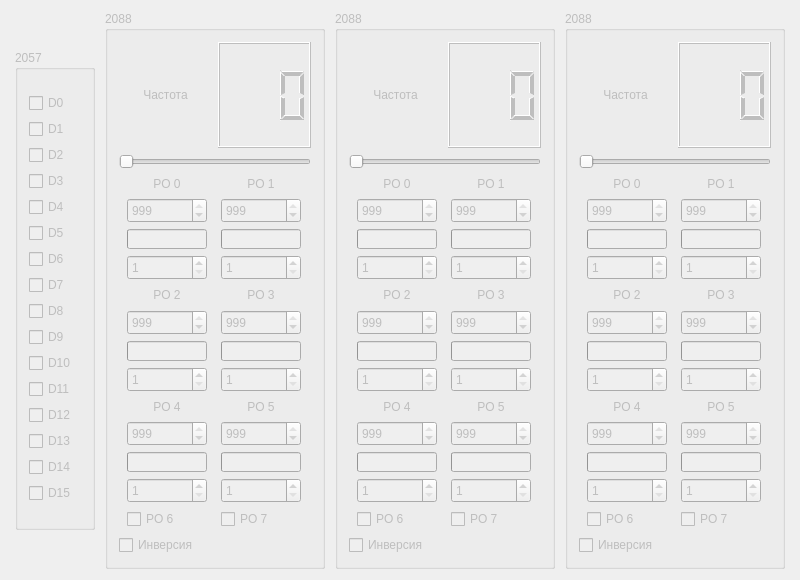
The window that Megatron-server/server.ui (sseitov/Megatron) describes before a commit, drawn with Qt 5.
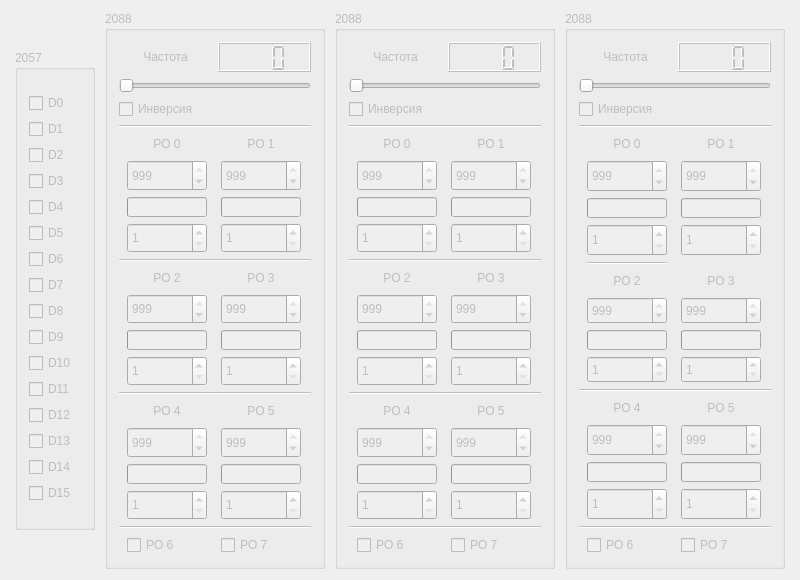
The same window after the commit.

```diff
--- a/Megatron-server/server.ui
+++ b/Megatron-server/server.ui
@@ -273,6 +273,12 @@
             <height>30</height>
            </size>
           </property>
+          <property name="maximumSize">
+           <size>
+            <width>16777215</width>
+            <height>30</height>
+           </size>
+          </property>
           <property name="digitCount">
            <number>3</number>
           </property>
@@ -287,6 +293,20 @@
         </property>
        </widget>
       </item>
+      <item>
+       <widget class="QCheckBox" name="inversion_1">
+        <property name="text">
+         <string>Инверсия</string>
+        </property>
+       </widget>
+      </item>
+      <item>
+       <widget class="Line" name="line_2">
+        <property name="orientation">
+         <enum>Qt::Horizontal</enum>
+        </property>
+       </widget>
+      </item>
       <item>
        <layout class="QGridLayout" name="gridLayout">
         <item row="0" column="0">
@@ -488,6 +508,13 @@
         </item>
        </layout>
       </item>
+      <item>
+       <widget class="Line" name="line_5">
+        <property name="orientation">
+         <enum>Qt::Horizontal</enum>
+        </property>
+       </widget>
+      </item>
       <item>
        <layout class="QGridLayout" name="gridLayout_2">
         <item row="0" column="0">
@@ -686,6 +713,13 @@
         </item>
        </layout>
       </item>
+      <item>
+       <widget class="Line" name="line_4">
+        <property name="orientation">
+         <enum>Qt::Horizontal</enum>
+        </property>
+       </widget>
+      </item>
       <item>
        <layout class="QGridLayout" name="gridLayout_3">
         <item row="0" column="0">
@@ -884,6 +918,13 @@
         </item>
        </layout>
       </item>
+      <item>
+       <widget class="Line" name="line">
+        <property name="orientation">
+         <enum>Qt::Horizontal</enum>
+        </property>
+       </widget>
+      </item>
       <item>
        <layout class="QGridLayout" name="gridLayout_4">
         <item row="0" column="0">
@@ -926,13 +967,6 @@
         </item>
        </layout>
       </item>
-      <item>
-       <widget class="QCheckBox" name="inversion_1">
-        <property name="text">
-         <string>Инверсия</string>
-        </property>
-       </widget>
-      </item>
      </layout>
     </widget>
    </item>
@@ -989,6 +1023,12 @@
             <height>30</height>
            </size>
           </property>
+          <property name="maximumSize">
+           <size>
+            <width>16777215</width>
+            <height>30</height>
+           </size>
+          </property>
           <property name="digitCount">
            <number>3</number>
           </property>
@@ -1003,6 +1043,20 @@
         </property>
        </widget>
       </item>
+      <item>
+       <widget class="QCheckBox" name="inversion_2">
+        <property name="text">
+         <string>Инверсия</string>
+        </property>
+       </widget>
+      </item>
+      <item>
+       <widget class="Line" name="line_10">
+        <property name="orientation">
+         <enum>Qt::Horizontal</enum>
+        </property>
+       </widget>
+      </item>
       <item>
        <layout class="QGridLayout" name="gridLayout_5">
         <item row="0" column="0">
@@ -1204,6 +1258,13 @@
         </item>
        </layout>
       </item>
+      <item>
+       <widget class="Line" name="line_9">
+        <property name="orientation">
+         <enum>Qt::Horizontal</enum>
+        </property>
+       </widget>
+      </item>
       <item>
        <layout class="QGridLayout" name="gridLayout_6">
         <item row="0" column="0">
@@ -1402,6 +1463,13 @@
         </item>
        </layout>
       </item>
+      <item>
+       <widget class="Line" name="line_8">
+        <property name="orientation">
+         <enum>Qt::Horizontal</enum>
+        </property>
+       </widget>
+      </item>
       <item>
        <layout class="QGridLayout" name="gridLayout_7">
         <item row="0" column="0">
@@ -1600,6 +1668,13 @@
         </item>
        </layout>
       </item>
+      <item>
+       <widget class="Line" name="line_7">
+        <property name="orientation">
+         <enum>Qt::Horizontal</enum>
+        </property>
+       </widget>
+      </item>
       <item>
        <layout class="QGridLayout" name="gridLayout_8">
         <item row="0" column="0">
@@ -1642,13 +1717,6 @@
         </item>
        </layout>
       </item>
-      <item>
-       <widget class="QCheckBox" name="inversion_2">
-        <property name="text">
-         <string>Инверсия</string>
-        </property>
-       </widget>
-      </item>
      </layout>
     </widget>
    </item>
@@ -1705,6 +1773,12 @@
             <height>30</height>
            </size>
           </property>
+          <property name="maximumSize">
+           <size>
+            <width>16777215</width>
+            <height>30</height>
+           </size>
+          </property>
           <property name="digitCount">
            <number>3</number>
           </property>
@@ -1719,6 +1793,20 @@
         </property>
        </widget>
       </item>
+      <item>
+       <widget class="QCheckBox" name="inversion_3">
+        <property name="text">
+         <string>Инверсия</string>
+        </property>
+       </widget>
+      </item>
+      <item>
+       <widget class="Line" name="line_15">
+        <property name="orientation">
+         <enum>Qt::Horizontal</enum>
+        </property>
+       </widget>
+      </item>
       <item>
        <layout class="QGridLayout" name="gridLayout_9">
         <item row="0" column="0">
@@ -1922,7 +2010,7 @@
       </item>
       <item>
        <layout class="QGridLayout" name="gridLayout_10">
-        <item row="0" column="0">
+        <item row="1" column="0">
          <widget class="QLabel" name="label_18">
           <property name="minimumSize">
            <size>
@@ -1944,7 +2032,7 @@
           </property>
          </widget>
         </item>
-        <item row="0" column="1">
+        <item row="1" column="1">
          <widget class="QLabel" name="label_19">
           <property name="minimumSize">
            <size>
@@ -1966,7 +2054,7 @@
           </property>
          </widget>
         </item>
-        <item row="1" column="0">
+        <item row="2" column="0">
          <widget class="QSpinBox" name="hi2_5">
           <property name="minimumSize">
            <size>
@@ -1991,7 +2079,7 @@
           </property>
          </widget>
         </item>
-        <item row="1" column="1">
+        <item row="2" column="1">
          <widget class="QSpinBox" name="hi3_5">
           <property name="minimumSize">
            <size>
@@ -2016,7 +2104,7 @@
           </property>
          </widget>
         </item>
-        <item row="2" column="0">
+        <item row="3" column="0">
          <widget class="QProgressBar" name="po2_3">
           <property name="minimumSize">
            <size>
@@ -2044,35 +2132,7 @@
           </property>
          </widget>
         </item>
-        <item row="2" column="1">
-         <widget class="QProgressBar" name="po3_3">
-          <property name="minimumSize">
-           <size>
-            <width>80</width>
-            <height>20</height>
-           </size>
-          </property>
-          <property name="maximumSize">
-           <size>
-            <width>80</width>
-            <height>20</height>
-           </size>
-          </property>
-          <property name="maximum">
-           <number>1000</number>
-          </property>
-          <property name="value">
-           <number>0</number>
-          </property>
-          <property name="textVisible">
-           <bool>false</bool>
-          </property>
-          <property name="orientation">
-           <enum>Qt::Horizontal</enum>
-          </property>
-         </widget>
-        </item>
-        <item row="3" column="0">
+        <item row="4" column="0">
          <widget class="QSpinBox" name="lo2_5">
           <property name="minimumSize">
            <size>
@@ -2095,6 +2155,34 @@
          </widget>
         </item>
         <item row="3" column="1">
+         <widget class="QProgressBar" name="po3_3">
+          <property name="minimumSize">
+           <size>
+            <width>80</width>
+            <height>20</height>
+           </size>
+          </property>
+          <property name="maximumSize">
+           <size>
+            <width>80</width>
+            <height>20</height>
+           </size>
+          </property>
+          <property name="maximum">
+           <number>1000</number>
+          </property>
+          <property name="value">
+           <number>0</number>
+          </property>
+          <property name="textVisible">
+           <bool>false</bool>
+          </property>
+          <property name="orientation">
+           <enum>Qt::Horizontal</enum>
+          </property>
+         </widget>
+        </item>
+        <item row="4" column="1">
          <widget class="QSpinBox" name="lo3_5">
           <property name="minimumSize">
            <size>
@@ -2116,8 +2204,22 @@
           </property>
          </widget>
         </item>
+        <item row="0" column="0">
+         <widget class="Line" name="line_14">
+          <property name="orientation">
+           <enum>Qt::Horizontal</enum>
+          </property>
+         </widget>
+        </item>
        </layout>
       </item>
+      <item>
+       <widget class="Line" name="line_13">
+        <property name="orientation">
+         <enum>Qt::Horizontal</enum>
+        </property>
+       </widget>
+      </item>
       <item>
        <layout class="QGridLayout" name="gridLayout_11">
         <item row="0" column="0">
@@ -2316,6 +2418,13 @@
         </item>
        </layout>
       </item>
+      <item>
+       <widget class="Line" name="line_3">
+        <property name="orientation">
+         <enum>Qt::Horizontal</enum>
+        </property>
+       </widget>
+      </item>
       <item>
        <layout class="QGridLayout" name="gridLayout_12">
         <item row="0" column="0">
@@ -2358,13 +2467,6 @@
         </item>
        </layout>
       </item>
-      <item>
-       <widget class="QCheckBox" name="inversion_3">
-        <property name="text">
-         <string>Инверсия</string>
-        </property>
-       </widget>
-      </item>
      </layout>
     </widget>
    </item>
```
Left out of the diff: 76 changed lines with no effect on the pictures.
